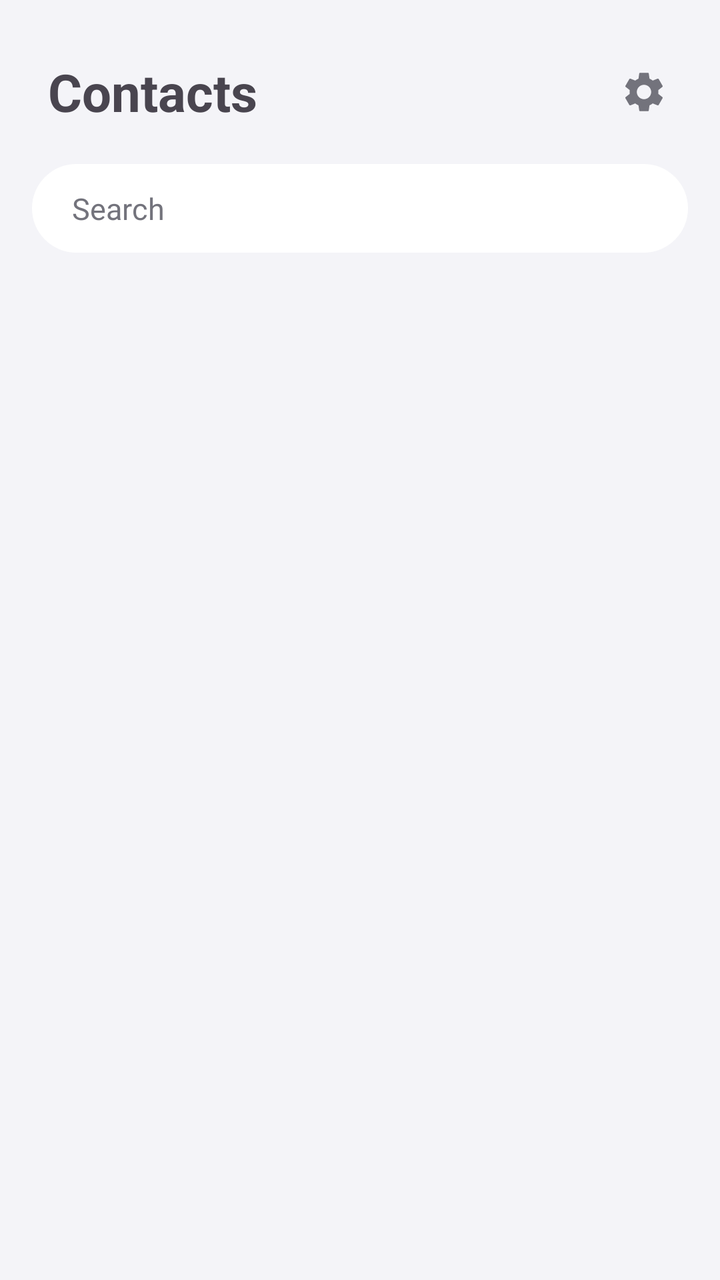
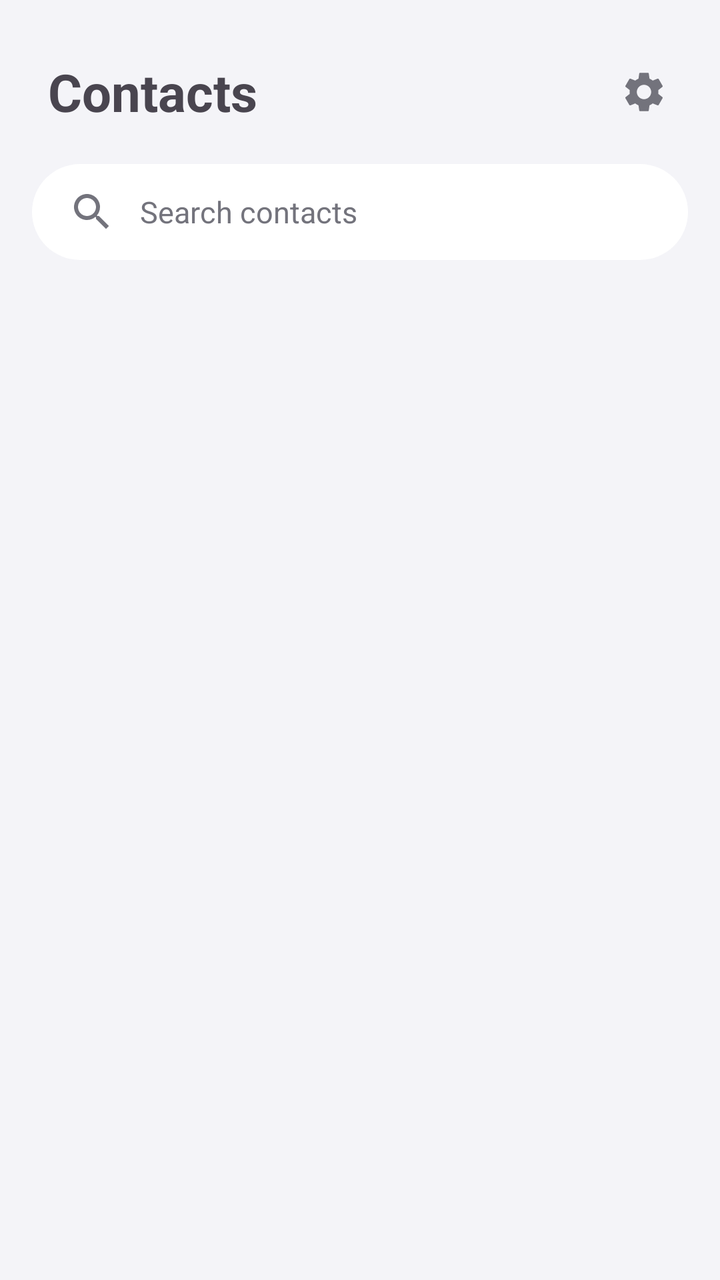

An Android layout rendered at two revisions. The XML below is the earlier revision; the diff shows what the commit changed to produce the second picture.
<!-- AndroidManifest.xml: application theme Theme.CallAssist -->
<!-- res/layout/page_contacts.xml -->
<?xml version="1.0" encoding="utf-8"?>
<LinearLayout xmlns:android="http://schemas.android.com/apk/res/android"
    android:layout_width="match_parent"
    android:layout_height="match_parent"
    android:orientation="vertical">

    <LinearLayout
        android:layout_width="match_parent"
        android:layout_height="wrap_content"
        android:gravity="center_vertical"
        android:orientation="horizontal"
        android:paddingStart="24dp"
        android:paddingTop="24dp"
        android:paddingEnd="16dp">

        <TextView
            android:layout_width="0dp"
            android:layout_height="wrap_content"
            android:layout_weight="1"
            android:text="Contacts"
            android:textSize="26sp"
            android:textStyle="bold" />

        <ImageButton
            android:id="@+id/gearContacts"
            android:layout_width="44dp"
            android:layout_height="44dp"
            android:background="?android:attr/selectableItemBackgroundBorderless"
            android:contentDescription="Settings"
            android:src="@drawable/ic_settings"
            app:tint="@color/textSecondary"
            xmlns:app="http://schemas.android.com/apk/res-auto" />
    </LinearLayout>

    <EditText
        android:id="@+id/contactSearch"
        android:layout_width="match_parent"
        android:layout_height="wrap_content"
        android:layout_marginStart="16dp"
        android:layout_marginTop="14dp"
        android:layout_marginEnd="16dp"
        android:layout_marginBottom="6dp"
        android:background="@drawable/bg_search"
        android:hint="Search"
        android:inputType="text"
        android:paddingStart="20dp"
        android:paddingTop="12dp"
        android:paddingEnd="20dp"
        android:paddingBottom="12dp"
        android:singleLine="true"
        android:textColorHint="@color/textSecondary"
        android:textSize="15sp" />

    <TextView
        android:id="@+id/contactsEmpty"
        android:layout_width="match_parent"
        android:layout_height="wrap_content"
        android:gravity="center"
        android:padding="32dp"
        android:text="No contacts"
        android:textColor="@color/textSecondary"
        android:visibility="gone" />

    <androidx.recyclerview.widget.RecyclerView
        android:id="@+id/contactsList"
        android:layout_width="match_parent"
        android:layout_height="match_parent"
        android:clipToPadding="false"
        android:paddingBottom="93dp"
        android:scrollbars="none" />
</LinearLayout>
<!-- resources referenced by this layout -->
<resources>
  <color name="textSecondary">#73737C</color>
  <!-- drawable bg_search (drawable) -->
  <?xml version="1.0" encoding="utf-8"?>
  <shape xmlns:android="http://schemas.android.com/apk/res/android" android:shape="rectangle">
      <solid android:color="@color/card" />
      <corners android:radius="28dp" />
  </shape>
  <color name="card">#FFFFFF</color>
  <color name="bg">#F4F4F8</color>
  <color name="card2">#ECECF1</color>
  <color name="accent">#2E6FE8</color>
  <color name="accentSoft">#DCE8FF</color>
  <color name="textPrimary">#17171A</color>
  <style name="AppButton" parent="Widget.Material3.Button">
          <item name="backgroundTint">@color/card2</item>
          <item name="android:textColor">@color/textPrimary</item>
          <item name="cornerRadius">24dp</item>
          <item name="android:textAllCaps">false</item>
          <item name="android:letterSpacing">0</item>
          <item name="android:textSize">15sp</item>
          <item name="android:insetTop">4dp</item>
          <item name="android:insetBottom">4dp</item>
      </style>
  <style name="GlassAlertDialog" parent="ThemeOverlay.Material3.MaterialAlertDialog">
          <item name="alertDialogStyle">@style/GlassAlertDialogStyle</item>
          <item name="materialAlertDialogTitleTextStyle">@style/GlassAlertTitle</item>
          <item name="buttonBarPositiveButtonStyle">@style/GlassAlertButton</item>
          <item name="buttonBarNegativeButtonStyle">@style/GlassAlertButton</item>
          <item name="buttonBarNeutralButtonStyle">@style/GlassAlertButton</item>
          <item name="android:backgroundDimAmount">0.55</item>
      </style>
  <style name="GlassAlertDialogStyle" parent="MaterialAlertDialog.Material3">
          <item name="shapeAppearanceOverlay">@style/GlassAlertShape</item>
          <item name="backgroundTint">@color/navBg</item>
      </style>
  <style name="GlassAlertTitle" parent="MaterialAlertDialog.Material3.Title.Text">
          <item name="android:textColor">@color/textPrimary</item>
          <item name="android:textSize">20sp</item>
          <item name="android:textStyle">bold</item>
      </style>
  <style name="GlassAlertButton" parent="Widget.Material3.Button.TextButton.Dialog">
          <item name="android:textColor">@color/accent</item>
          <item name="android:textAllCaps">false</item>
          <item name="android:textSize">16sp</item>
          <item name="android:letterSpacing">0</item>
      </style>
  <style name="GlassAlertShape">
          <item name="cornerFamily">rounded</item>
          <item name="cornerSize">30dp</item>
      </style>
  <color name="navBg">#F2F4F4F8</color>
  <!-- unchanged entries left out for length: 2 -->
</resources>

<!-- the commit's change to res/layout/page_contacts.xml (unified diff, before → after) -->
@@ -1,5 +1,6 @@
 <?xml version="1.0" encoding="utf-8"?>
 <LinearLayout xmlns:android="http://schemas.android.com/apk/res/android"
+    xmlns:app="http://schemas.android.com/apk/res-auto"
     android:layout_width="match_parent"
     android:layout_height="match_parent"
     android:orientation="vertical">
@@ -28,28 +29,47 @@
             android:background="?android:attr/selectableItemBackgroundBorderless"
             android:contentDescription="Settings"
             android:src="@drawable/ic_settings"
-            app:tint="@color/textSecondary"
-            xmlns:app="http://schemas.android.com/apk/res-auto" />
+            app:tint="@color/textSecondary" />
     </LinearLayout>
 
-    <EditText
-        android:id="@+id/contactSearch"
+    <FrameLayout
         android:layout_width="match_parent"
         android:layout_height="wrap_content"
         android:layout_marginStart="16dp"
         android:layout_marginTop="14dp"
-        android:layout_marginEnd="16dp"
-        android:layout_marginBottom="6dp"
-        android:background="@drawable/bg_search"
-        android:hint="Search"
-        android:inputType="text"
-        android:paddingStart="20dp"
-        android:paddingTop="12dp"
-        android:paddingEnd="20dp"
-        android:paddingBottom="12dp"
-        android:singleLine="true"
-        android:textColorHint="@color/textSecondary"
-        android:textSize="15sp" />
+        android:layout_marginEnd="16dp">
+
+        <EditText
+            android:id="@+id/contactSearch"
+            android:layout_width="match_parent"
+            android:layout_height="wrap_content"
+            android:background="@drawable/bg_search"
+            android:drawableStart="@drawable/ic_search"
+            android:drawablePadding="12dp"
+            android:drawableTint="@color/textSecondary"
+            android:hint="Search contacts"
+            android:imeOptions="actionSearch"
+            android:inputType="text"
+            android:paddingStart="18dp"
+            android:paddingTop="12dp"
+            android:paddingEnd="48dp"
+            android:paddingBottom="12dp"
+            android:singleLine="true"
+            android:textColorHint="@color/textSecondary"
+            android:textSize="15sp" />
+
+        <ImageButton
+            android:id="@+id/contactSearchClear"
+            android:layout_width="40dp"
+            android:layout_height="40dp"
+            android:layout_gravity="end|center_vertical"
+            android:layout_marginEnd="6dp"
+            android:background="?android:attr/selectableItemBackgroundBorderless"
+            android:contentDescription="Clear"
+            android:src="@drawable/ic_close"
+            android:visibility="gone"
+            app:tint="@color/textSecondary" />
+    </FrameLayout>
 
     <TextView
         android:id="@+id/contactsEmpty"
@@ -66,6 +86,8 @@
         android:layout_width="match_parent"
         android:layout_height="match_parent"
         android:clipToPadding="false"
+        android:paddingStart="16dp"
+        android:paddingEnd="16dp"
         android:paddingBottom="93dp"
         android:scrollbars="none" />
 </LinearLayout>
<!-- resource entries referenced after the edit -->
@@ -7,6 +7,28 @@
       <solid android:color="@color/card" />
       <corners android:radius="28dp" />
   </shape>
+  <!-- drawable ic_close (drawable) -->
+  <?xml version="1.0" encoding="utf-8"?>
+  <vector xmlns:android="http://schemas.android.com/apk/res/android"
+      android:width="24dp"
+      android:height="24dp"
+      android:viewportWidth="24"
+      android:viewportHeight="24">
+      <path
+          android:fillColor="#FF000000"
+          android:pathData="M19,6.41L17.59,5 12,10.59 6.41,5 5,6.41 10.59,12 5,17.59 6.41,19 12,13.41 17.59,19 19,17.59 13.41,12z" />
+  </vector>
+  <!-- drawable ic_search (drawable) -->
+  <?xml version="1.0" encoding="utf-8"?>
+  <vector xmlns:android="http://schemas.android.com/apk/res/android"
+      android:width="24dp"
+      android:height="24dp"
+      android:viewportWidth="24"
+      android:viewportHeight="24">
+      <path
+          android:fillColor="#FF000000"
+          android:pathData="M15.5,14h-0.79l-0.28,-0.27C15.41,12.59 16,11.11 16,9.5 16,5.91 13.09,3 9.5,3S3,5.91 3,9.5 5.91,16 9.5,16c1.61,0 3.09,-0.59 4.23,-1.57l0.27,0.28v0.79l5,4.99L20.49,19l-4.99,-5zM9.5,14C7.01,14 5,11.99 5,9.5S7.01,5 9.5,5 14,7.01 14,9.5 11.99,14 9.5,14z" />
+  </vector>
   <color name="card">#FFFFFF</color>
   <color name="bg">#F4F4F8</color>
   <color name="card2">#ECECF1</color>
